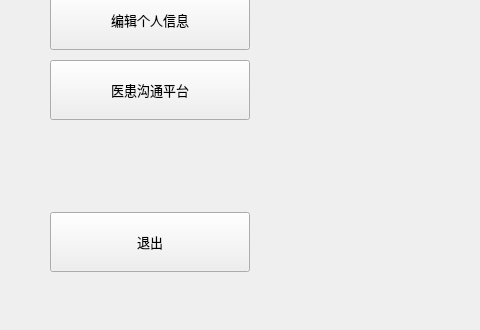
This is medical_client/doctorprofile.ui in Gray7118/SMS-Smart_Medical_System as Qt 5 draws it before an edit; both pictures show x 0 to 480 and y 200 to 530 of the 627 by 530 pixel window. The edited form follows.
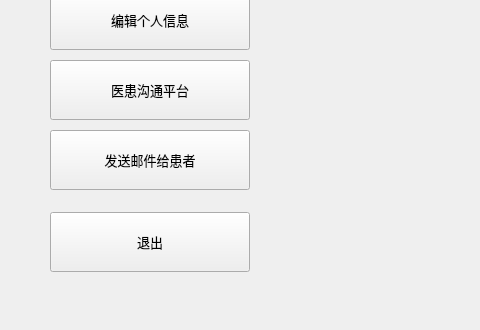
This is the edited form.

Commit message: feat: add email functionality

```diff
--- a/medical_client/doctorprofile.ui
+++ b/medical_client/doctorprofile.ui
@@ -22,7 +22,7 @@
      <height>422</height>
     </rect>
    </property>
-   <layout class="QVBoxLayout" name="verticalLayout" stretch="1,1,1,1,5,1">
+   <layout class="QVBoxLayout" name="verticalLayout" stretch="1,1,1,1,5,1,1">
     <property name="spacing">
      <number>10</number>
     </property>
@@ -127,14 +127,39 @@
      </widget>
     </item>
     <item>
-     <spacer name="verticalSpacer">
+     <widget class="QPushButton" name="emailPatientButton">
+      <property name="minimumSize">
+       <size>
+        <width>200</width>
+        <height>60</height>
+       </size>
+      </property>
+      <property name="maximumSize">
+       <size>
+        <width>200</width>
+        <height>60</height>
+       </size>
+      </property>
+      <property name="font">
+       <font>
+        <family>微软雅黑</family>
+        <pointsize>10</pointsize>
+       </font>
+      </property>
+      <property name="text">
+       <string>发送邮件给患者</string>
+      </property>
+     </widget>
+    </item>
+    <item>
+     <spacer name="verticalSpacer_emailButton">
       <property name="orientation">
        <enum>Qt::Vertical</enum>
       </property>
       <property name="sizeHint" stdset="0">
        <size>
         <width>20</width>
-        <height>40</height>
+        <height>15</height>
        </size>
       </property>
      </spacer>
```
Left out of the diff: 1 changed line with no effect on the pictures. The commit also changes 158 other files.
